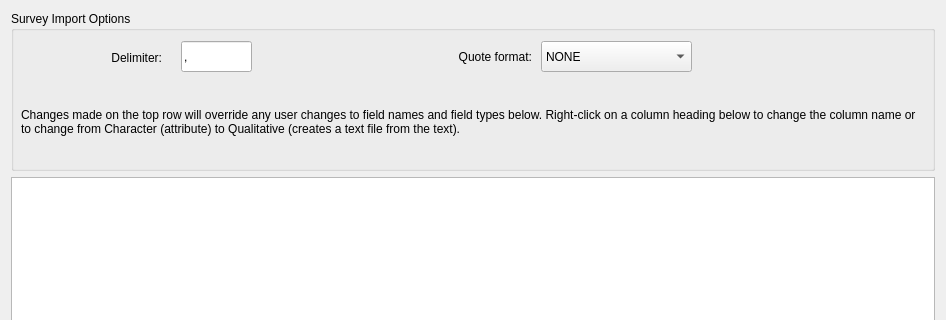
The window that GUI_UIs/ui_dialog_import.ui (ccbogel/QualCoder) describes before a commit, drawn with Qt 5; both pictures show x 0 to 946 and y 0 to 320 of the 946 by 579 pixel window.
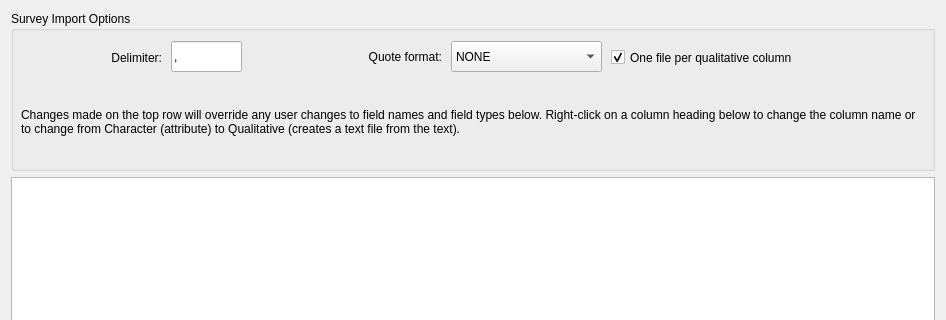
The same window after the commit.

Commit message: checkbox for qual import as one text file or separate files

```diff
--- a/GUI_UIs/ui_dialog_import.ui
+++ b/GUI_UIs/ui_dialog_import.ui
@@ -85,7 +85,7 @@
      <widget class="QLineEdit" name="lineEdit_delimiter">
       <property name="geometry">
        <rect>
-        <x>170</x>
+        <x>160</x>
         <y>30</y>
         <width>71</width>
         <height>31</height>
@@ -123,9 +123,9 @@
      <widget class="QLabel" name="label_quotefmt">
       <property name="geometry">
        <rect>
-        <x>310</x>
+        <x>240</x>
         <y>30</y>
-        <width>211</width>
+        <width>191</width>
         <height>31</height>
        </rect>
       </property>
@@ -139,7 +139,7 @@
      <widget class="QComboBox" name="comboBox_quote">
       <property name="geometry">
        <rect>
-        <x>530</x>
+        <x>440</x>
         <y>30</y>
         <width>151</width>
         <height>31</height>
@@ -180,6 +180,25 @@
        <bool>true</bool>
       </property>
      </widget>
+     <widget class="QCheckBox" name="checkBox">
+      <property name="geometry">
+       <rect>
+        <x>600</x>
+        <y>31</y>
+        <width>321</width>
+        <height>31</height>
+       </rect>
+      </property>
+      <property name="toolTip">
+       <string>&lt;html&gt;&lt;head/&gt;&lt;body&gt;&lt;p&gt;If checked: All the rows of a qualitative column will be collated into one text file.&lt;/p&gt;&lt;p&gt;If unchecked: Each qualtiatve answer will be an individual text file within the database.&lt;/p&gt;&lt;/body&gt;&lt;/html&gt;</string>
+      </property>
+      <property name="text">
+       <string>One file per qualitative column</string>
+      </property>
+      <property name="checked">
+       <bool>true</bool>
+      </property>
+     </widget>
     </widget>
    </item>
   </layout>
```
